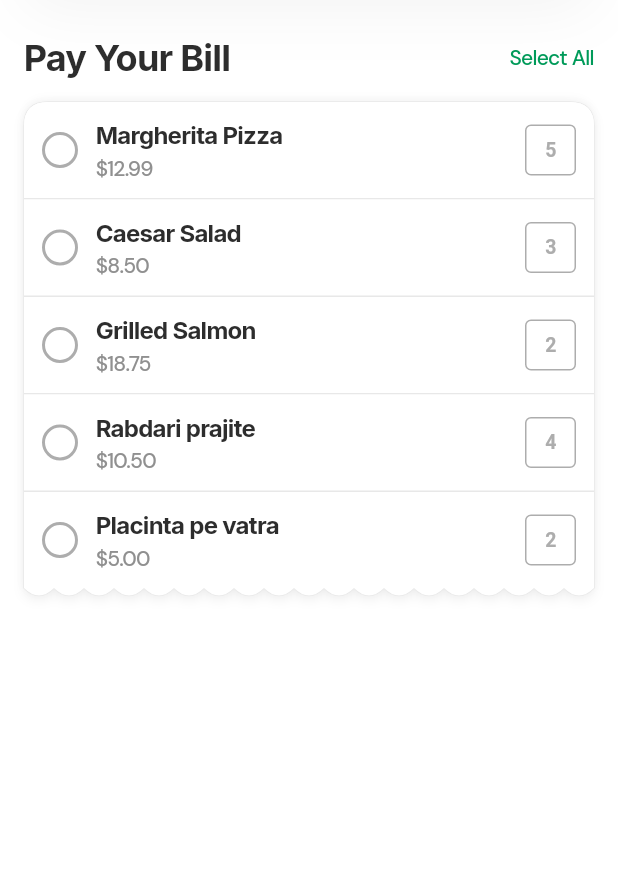
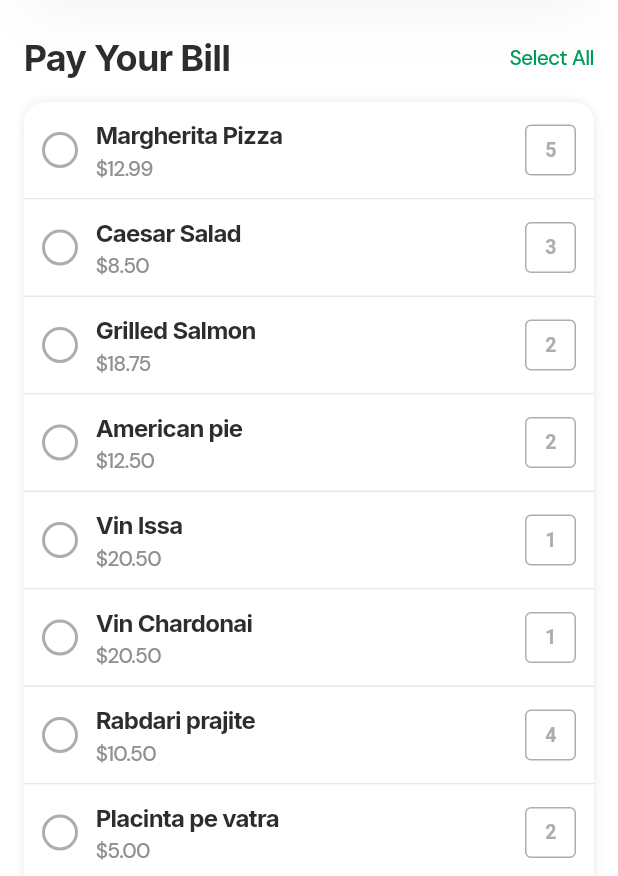
Before and after one commit to PaygooApp/paygoo, a Flutter app: the screen it shows after launch, on a phone screen of 412 x 824 dp, the part 360-1236 px from its top. Run offline on Flutter 3.47's test engine with Material 3 defaults, Android fonts, the phone set to English and light mode, and no system bars; our stand-ins replace google_fonts; missing offline and left inert: sliding_action_button; project files that could hold a hidden picture were left out.

Commit message:
fix(#29): style

```diff
--- a/lib/mocks/order_items_mock.dart
+++ b/lib/mocks/order_items_mock.dart
@@ -44,27 +44,27 @@ class OrderItemsMock {
     //   priceValue: 2.50,
     //   availableQuantity: 10,
     // ),
-    // OrderItem(
-    //   id: '7',
-    //   name: 'American pie',
-    //   price: '\$12.50',
-    //   priceValue: 12.50,
-    //   availableQuantity: 2,
-    // ),
-    // OrderItem(
-    //   id: '8',
-    //   name: 'Vin Issa',
-    //   price: '\$20.50',
-    //   priceValue: 20.50,
-    //   availableQuantity: 1,
-    // ),
-    // OrderItem(
-    //   id: '9',
-    //   name: 'Vin Chardonai',
-    //   price: '\$20.50',
-    //   priceValue: 20.50,
-    //   availableQuantity: 1,
-    // ),
+    OrderItem(
+      id: '7',
+      name: 'American pie',
+      price: '\$12.50',
+      priceValue: 12.50,
+      availableQuantity: 2,
+    ),
+    OrderItem(
+      id: '8',
+      name: 'Vin Issa',
+      price: '\$20.50',
+      priceValue: 20.50,
+      availableQuantity: 1,
+    ),
+    OrderItem(
+      id: '9',
+      name: 'Vin Chardonai',
+      price: '\$20.50',
+      priceValue: 20.50,
+      availableQuantity: 1,
+    ),
     OrderItem(
       id: '10',
       name: 'Rabdari prajite',
--- a/lib/screens/home_screen.dart
+++ b/lib/screens/home_screen.dart
@@ -238,8 +238,9 @@ class _HomeScreenState extends State<HomeScreen>
       waveHeight: 10,
       waveWidth: 20,
       topRadius: 16,
-      borderColor: TokenPrimitiveMode1.gray200,
-      borderWidth: 1,
+      //TODO: explore this version
+      // borderColor: TokenPrimitiveMode1.gray200,
+      // borderWidth: 1,
       boxShadow: [
         BoxShadow(
           color: Color(0x0A000000),
@@ -294,6 +295,7 @@ class _HomeScreenState extends State<HomeScreen>
                     indent: 0,
                     endIndent: 0,
                   ),
+                if (isLast) SizedBox(height: 14),
               ],
             );
           }),
```
Also changed, not shown: 3 other files.
